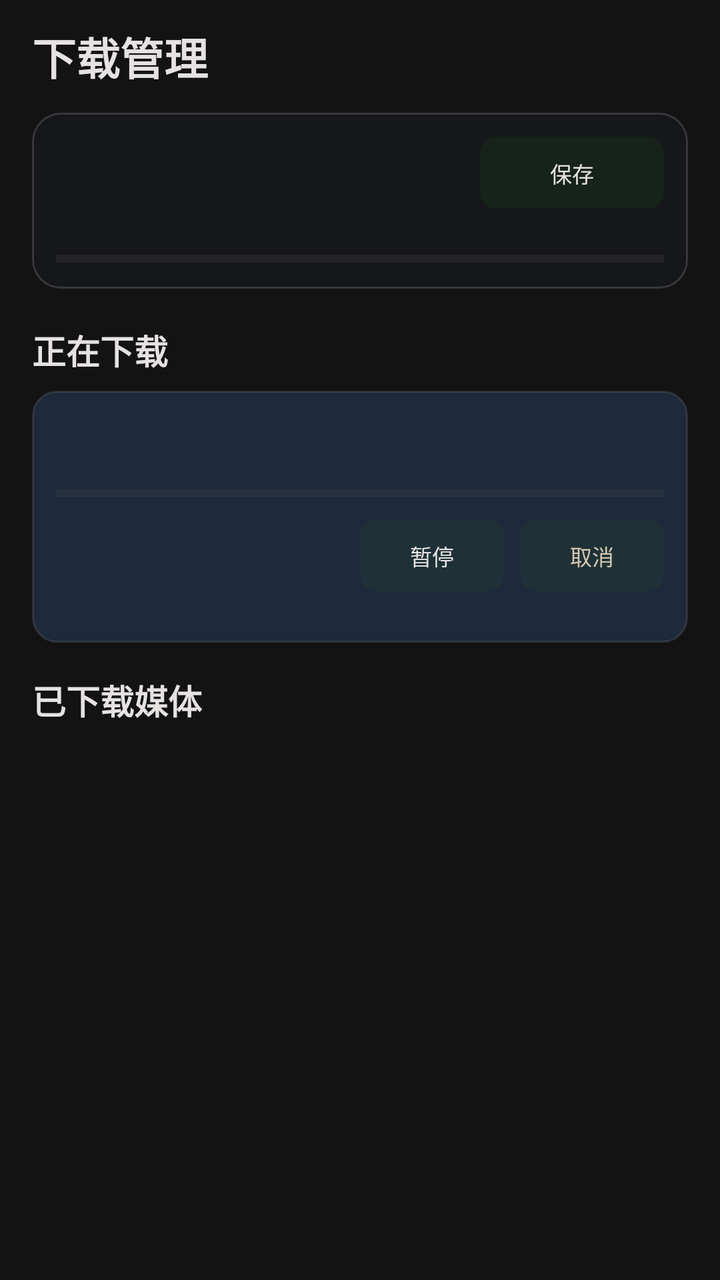
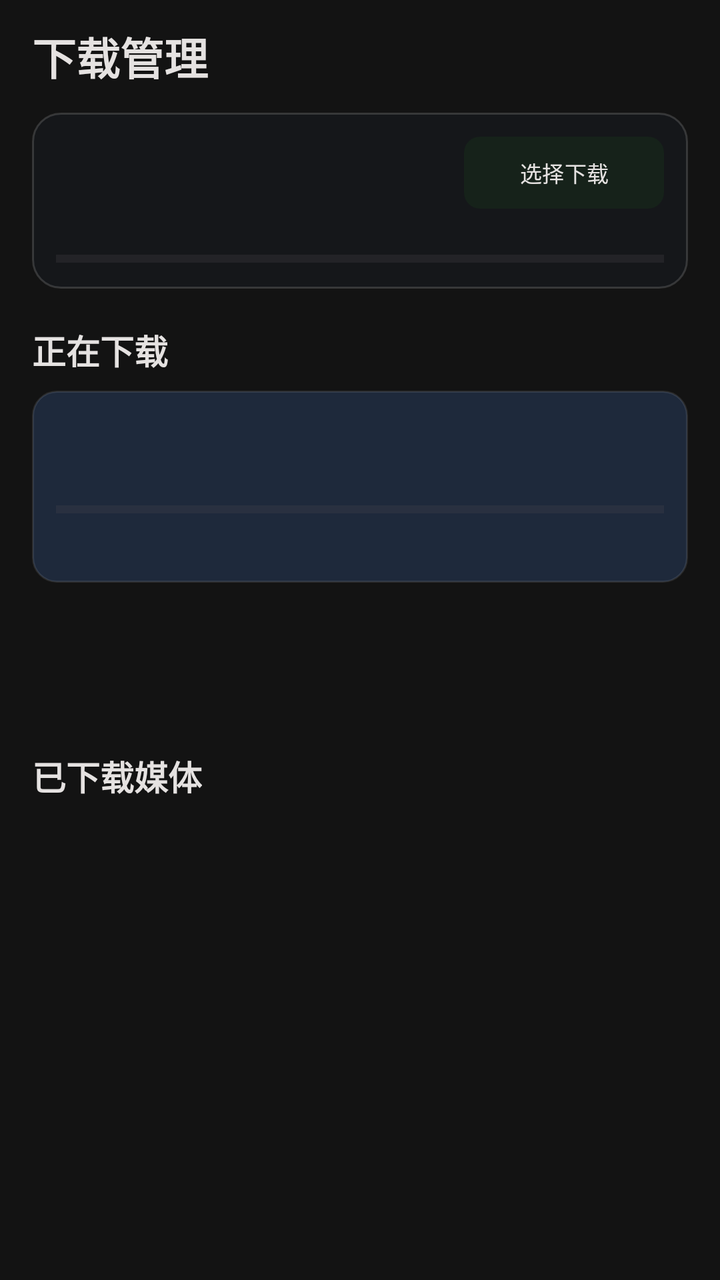

The first picture is an Android layout as it rendered before a commit; the second is the same layout after the commit. The layout source and the unified diff follow.
<!-- AndroidManifest.xml: another module's application theme Theme.YuanBaoTv -->
<!-- res/layout/activity_downloads.xml -->
<?xml version="1.0" encoding="utf-8"?>
<androidx.constraintlayout.widget.ConstraintLayout xmlns:android="http://schemas.android.com/apk/res/android"
    xmlns:app="http://schemas.android.com/apk/res-auto"
    android:layout_width="match_parent"
    android:layout_height="match_parent"
    android:background="@color/tv_bg_dark"
    android:paddingStart="16dp"
    android:paddingTop="12dp"
    android:paddingEnd="16dp">

    <TextView android:id="@+id/tv_title" android:layout_width="wrap_content" android:layout_height="wrap_content" android:text="@string/title_downloads" android:textColor="@color/tv_text_primary" android:textSize="22sp" android:textStyle="bold" app:layout_constraintStart_toStartOf="parent" app:layout_constraintTop_toTopOf="parent" />

    <androidx.constraintlayout.widget.ConstraintLayout
        android:id="@+id/card_storage_info"
        android:layout_width="0dp"
        android:layout_height="88dp"
        android:layout_marginTop="12dp"
        android:background="@drawable/bg_glass_card"
        android:padding="12dp"
        app:layout_constraintEnd_toEndOf="parent"
        app:layout_constraintStart_toStartOf="parent"
        app:layout_constraintTop_toBottomOf="@id/tv_title">
        <TextView android:id="@+id/tv_storage_label" android:layout_width="0dp" android:layout_height="wrap_content" android:ellipsize="end" android:maxLines="1" android:textColor="@color/tv_text_primary" android:textSize="13sp" android:textStyle="bold" app:layout_constraintEnd_toStartOf="@id/btn_select_storage" app:layout_constraintStart_toStartOf="parent" app:layout_constraintTop_toTopOf="parent" />
        <TextView android:id="@+id/tv_storage_capacity" android:layout_width="0dp" android:layout_height="wrap_content" android:layout_marginTop="4dp" android:ellipsize="end" android:maxLines="1" android:textColor="@color/tv_text_secondary" android:textSize="11sp" app:layout_constraintEnd_toEndOf="parent" app:layout_constraintStart_toStartOf="parent" app:layout_constraintTop_toBottomOf="@id/tv_storage_label" />
        <Button android:id="@+id/btn_select_storage" android:layout_width="92dp" android:layout_height="36dp" android:background="@drawable/bg_tv_button_focus" android:text="@string/btn_save" android:textColor="@color/tv_text_primary" android:textSize="11sp" app:layout_constraintEnd_toEndOf="parent" app:layout_constraintTop_toTopOf="parent" />
        <ProgressBar android:id="@+id/pb_storage" style="?android:attr/progressBarStyleHorizontal" android:layout_width="0dp" android:layout_height="6dp" android:max="100" android:progressTint="@color/tv_accent_cyan" app:layout_constraintBottom_toBottomOf="parent" app:layout_constraintEnd_toEndOf="parent" app:layout_constraintStart_toStartOf="parent" />
    </androidx.constraintlayout.widget.ConstraintLayout>

    <TextView android:id="@+id/tv_label_downloading" android:layout_width="wrap_content" android:layout_height="wrap_content" android:layout_marginTop="18dp" android:text="@string/section_downloading" android:textColor="@color/tv_text_primary" android:textSize="17sp" android:textStyle="bold" app:layout_constraintStart_toStartOf="parent" app:layout_constraintTop_toBottomOf="@id/card_storage_info" />

    <androidx.constraintlayout.widget.ConstraintLayout
        android:id="@+id/card_download_task"
        android:layout_width="0dp"
        android:layout_height="126dp"
        android:layout_marginTop="8dp"
        android:background="@drawable/bg_tv_focus_ring"
        android:focusable="true"
        android:padding="12dp"
        app:layout_constraintEnd_toEndOf="parent"
        app:layout_constraintStart_toStartOf="parent"
        app:layout_constraintTop_toBottomOf="@id/tv_label_downloading">
        <TextView android:id="@+id/tv_task_title" android:layout_width="0dp" android:layout_height="wrap_content" android:ellipsize="end" android:maxLines="1" android:textColor="@color/tv_text_primary" android:textSize="13sp" android:textStyle="bold" app:layout_constraintEnd_toEndOf="parent" app:layout_constraintStart_toStartOf="parent" app:layout_constraintTop_toTopOf="parent" />
        <TextView android:id="@+id/tv_task_speed" android:layout_width="0dp" android:layout_height="wrap_content" android:layout_marginTop="4dp" android:ellipsize="end" android:maxLines="1" android:textColor="@color/tv_accent_cyan" android:textSize="11sp" app:layout_constraintEnd_toEndOf="parent" app:layout_constraintStart_toStartOf="parent" app:layout_constraintTop_toBottomOf="@id/tv_task_title" />
        <ProgressBar android:id="@+id/pb_task" style="?android:attr/progressBarStyleHorizontal" android:layout_width="0dp" android:layout_height="6dp" android:max="100" android:progressTint="@color/tv_accent_blue" app:layout_constraintEnd_toEndOf="parent" app:layout_constraintStart_toStartOf="parent" app:layout_constraintTop_toBottomOf="@id/tv_task_speed" />
        <LinearLayout android:id="@+id/ll_task_actions" android:layout_width="wrap_content" android:layout_height="wrap_content" android:layout_marginTop="10dp" android:orientation="horizontal" app:layout_constraintEnd_toEndOf="parent" app:layout_constraintTop_toBottomOf="@id/pb_task">
            <Button android:id="@+id/btn_task_pause" android:layout_width="72dp" android:layout_height="36dp" android:background="@drawable/bg_tv_button_focus" android:text="@string/btn_pause" android:textColor="@color/tv_text_primary" android:textSize="11sp" />
            <Button android:id="@+id/btn_task_cancel" android:layout_width="72dp" android:layout_height="36dp" android:layout_marginStart="8dp" android:background="@drawable/bg_tv_button_focus" android:text="@string/btn_cancel" android:textColor="@color/tv_text_secondary" android:textSize="11sp" />
        </LinearLayout>
    </androidx.constraintlayout.widget.ConstraintLayout>

    <TextView android:id="@+id/tv_label_downloaded" android:layout_width="wrap_content" android:layout_height="wrap_content" android:layout_marginTop="16dp" android:text="@string/section_downloaded_gallery" android:textColor="@color/tv_text_primary" android:textSize="17sp" android:textStyle="bold" app:layout_constraintStart_toStartOf="parent" app:layout_constraintTop_toBottomOf="@id/card_download_task" />
    <androidx.recyclerview.widget.RecyclerView android:id="@+id/rv_downloaded" android:layout_width="0dp" android:layout_height="0dp" android:layout_marginTop="8dp" android:clipToPadding="false" android:orientation="horizontal" android:paddingBottom="16dp" android:scrollbars="none" app:layoutManager="androidx.recyclerview.widget.LinearLayoutManager" app:layout_constraintBottom_toBottomOf="parent" app:layout_constraintEnd_toEndOf="parent" app:layout_constraintStart_toStartOf="parent" app:layout_constraintTop_toBottomOf="@id/tv_label_downloaded" />
</androidx.constraintlayout.widget.ConstraintLayout>
<!-- resources referenced by this layout -->
<resources>
  <color name="tv_accent_blue">#38BDF8</color>
  <color name="tv_accent_cyan">#84F5E8</color>
  <color name="tv_bg_dark">#131313</color>
  <color name="tv_text_primary">#E5E2E1</color>
  <color name="tv_text_secondary">#D3C5AF</color>
  <!-- drawable bg_glass_card (drawable) -->
  <?xml version="1.0" encoding="utf-8"?>
  <shape xmlns:android="http://schemas.android.com/apk/res/android"
      android:shape="rectangle">
      <solid android:color="@color/tv_bg_glass" />
      <stroke android:width="1dp" android:color="#26FFFFFF" />
      <corners android:radius="14dp" />
  </shape>
  <!-- drawable bg_tv_button_focus (drawable) -->
  <?xml version="1.0" encoding="utf-8"?>
  <selector xmlns:android="http://schemas.android.com/apk/res/android">
      <item android:state_focused="true">
          <shape android:shape="rectangle">
              <solid android:color="@color/tv_accent_blue" />
              <stroke android:width="2dp" android:color="@color/tv_focus_ring" />
              <corners android:radius="8dp" />
          </shape>
      </item>
      <item>
          <shape android:shape="rectangle">
              <solid android:color="#26FFFFFF" />
              <corners android:radius="8dp" />
          </shape>
      </item>
  </selector>
  <!-- drawable bg_tv_focus_ring (drawable) -->
  <?xml version="1.0" encoding="utf-8"?>
  <selector xmlns:android="http://schemas.android.com/apk/res/android">
      <item android:state_focused="true">
          <shape android:shape="rectangle">
              <solid android:color="#263B82F6" />
              <stroke android:width="3dp" android:color="@color/tv_focus_ring" />
              <corners android:radius="12dp" />
          </shape>
      </item>
      <item>
          <shape android:shape="rectangle">
              <solid android:color="@color/tv_bg_card" />
              <stroke android:width="1dp" android:color="#1AFFFFFF" />
              <corners android:radius="12dp" />
          </shape>
      </item>
  </selector>
  <string name="btn_cancel">取消</string>
  <string name="btn_pause">暂停</string>
  <string name="btn_save">保存</string>
  <string name="section_downloaded_gallery">已下载媒体</string>
  <string name="section_downloading">正在下载</string>
  <string name="title_downloads">下载管理</string>
  <style name="Theme.YuanBaoTv" parent="Theme.Material3.DayNight.NoActionBar">
          <item name="colorPrimary">@color/primary</item>
          <item name="colorOnPrimary">@color/on_primary</item>
          <item name="android:statusBarColor">@android:color/transparent</item>
          <item name="android:navigationBarColor">@android:color/transparent</item>
          <item name="android:windowLightStatusBar">true</item>
          <item name="android:windowLightNavigationBar">true</item>
          <item name="android:enforceNavigationBarContrast">false</item>
      </style>
  <color name="tv_bg_glass">#331E293B</color>
  <color name="tv_focus_ring">#84F5E8</color>
  <color name="tv_bg_card">#1E293B</color>
  <color name="primary">#1B5E20</color>
  <color name="on_primary">#FFFFFF</color>
</resources>

<!-- the commit's change to res/layout/activity_downloads.xml (unified diff, before → after) -->
@@ -22,7 +22,7 @@
         app:layout_constraintTop_toBottomOf="@id/tv_title">
         <TextView android:id="@+id/tv_storage_label" android:layout_width="0dp" android:layout_height="wrap_content" android:ellipsize="end" android:maxLines="1" android:textColor="@color/tv_text_primary" android:textSize="13sp" android:textStyle="bold" app:layout_constraintEnd_toStartOf="@id/btn_select_storage" app:layout_constraintStart_toStartOf="parent" app:layout_constraintTop_toTopOf="parent" />
         <TextView android:id="@+id/tv_storage_capacity" android:layout_width="0dp" android:layout_height="wrap_content" android:layout_marginTop="4dp" android:ellipsize="end" android:maxLines="1" android:textColor="@color/tv_text_secondary" android:textSize="11sp" app:layout_constraintEnd_toEndOf="parent" app:layout_constraintStart_toStartOf="parent" app:layout_constraintTop_toBottomOf="@id/tv_storage_label" />
-        <Button android:id="@+id/btn_select_storage" android:layout_width="92dp" android:layout_height="36dp" android:background="@drawable/bg_tv_button_focus" android:text="@string/btn_save" android:textColor="@color/tv_text_primary" android:textSize="11sp" app:layout_constraintEnd_toEndOf="parent" app:layout_constraintTop_toTopOf="parent" />
+        <Button android:id="@+id/btn_select_storage" android:layout_width="100dp" android:layout_height="36dp" android:background="@drawable/bg_tv_button_focus" android:text="@string/storage_select_target" android:textColor="@color/tv_text_primary" android:textSize="11sp" app:layout_constraintEnd_toEndOf="parent" app:layout_constraintTop_toTopOf="parent" />
         <ProgressBar android:id="@+id/pb_storage" style="?android:attr/progressBarStyleHorizontal" android:layout_width="0dp" android:layout_height="6dp" android:max="100" android:progressTint="@color/tv_accent_cyan" app:layout_constraintBottom_toBottomOf="parent" app:layout_constraintEnd_toEndOf="parent" app:layout_constraintStart_toStartOf="parent" />
     </androidx.constraintlayout.widget.ConstraintLayout>
 
@@ -31,7 +31,7 @@
     <androidx.constraintlayout.widget.ConstraintLayout
         android:id="@+id/card_download_task"
         android:layout_width="0dp"
-        android:layout_height="126dp"
+        android:layout_height="96dp"
         android:layout_marginTop="8dp"
         android:background="@drawable/bg_tv_focus_ring"
         android:focusable="true"
@@ -41,13 +41,23 @@
         app:layout_constraintTop_toBottomOf="@id/tv_label_downloading">
         <TextView android:id="@+id/tv_task_title" android:layout_width="0dp" android:layout_height="wrap_content" android:ellipsize="end" android:maxLines="1" android:textColor="@color/tv_text_primary" android:textSize="13sp" android:textStyle="bold" app:layout_constraintEnd_toEndOf="parent" app:layout_constraintStart_toStartOf="parent" app:layout_constraintTop_toTopOf="parent" />
         <TextView android:id="@+id/tv_task_speed" android:layout_width="0dp" android:layout_height="wrap_content" android:layout_marginTop="4dp" android:ellipsize="end" android:maxLines="1" android:textColor="@color/tv_accent_cyan" android:textSize="11sp" app:layout_constraintEnd_toEndOf="parent" app:layout_constraintStart_toStartOf="parent" app:layout_constraintTop_toBottomOf="@id/tv_task_title" />
-        <ProgressBar android:id="@+id/pb_task" style="?android:attr/progressBarStyleHorizontal" android:layout_width="0dp" android:layout_height="6dp" android:max="100" android:progressTint="@color/tv_accent_blue" app:layout_constraintEnd_toEndOf="parent" app:layout_constraintStart_toStartOf="parent" app:layout_constraintTop_toBottomOf="@id/tv_task_speed" />
-        <LinearLayout android:id="@+id/ll_task_actions" android:layout_width="wrap_content" android:layout_height="wrap_content" android:layout_marginTop="10dp" android:orientation="horizontal" app:layout_constraintEnd_toEndOf="parent" app:layout_constraintTop_toBottomOf="@id/pb_task">
-            <Button android:id="@+id/btn_task_pause" android:layout_width="72dp" android:layout_height="36dp" android:background="@drawable/bg_tv_button_focus" android:text="@string/btn_pause" android:textColor="@color/tv_text_primary" android:textSize="11sp" />
-            <Button android:id="@+id/btn_task_cancel" android:layout_width="72dp" android:layout_height="36dp" android:layout_marginStart="8dp" android:background="@drawable/bg_tv_button_focus" android:text="@string/btn_cancel" android:textColor="@color/tv_text_secondary" android:textSize="11sp" />
-        </LinearLayout>
+        <ProgressBar android:id="@+id/pb_task" style="?android:attr/progressBarStyleHorizontal" android:layout_width="0dp" android:layout_height="6dp" android:layout_marginTop="8dp" android:max="100" android:progressTint="@color/tv_accent_blue" app:layout_constraintEnd_toEndOf="parent" app:layout_constraintStart_toStartOf="parent" app:layout_constraintTop_toBottomOf="@id/tv_task_speed" />
+        <Button android:id="@+id/btn_task_pause" android:visibility="gone" android:layout_width="1dp" android:layout_height="1dp" />
+        <Button android:id="@+id/btn_task_cancel" android:visibility="gone" android:layout_width="1dp" android:layout_height="1dp" />
     </androidx.constraintlayout.widget.ConstraintLayout>
 
-    <TextView android:id="@+id/tv_label_downloaded" android:layout_width="wrap_content" android:layout_height="wrap_content" android:layout_marginTop="16dp" android:text="@string/section_downloaded_gallery" android:textColor="@color/tv_text_primary" android:textSize="17sp" android:textStyle="bold" app:layout_constraintStart_toStartOf="parent" app:layout_constraintTop_toBottomOf="@id/card_download_task" />
+    <androidx.recyclerview.widget.RecyclerView
+        android:id="@+id/rv_download_tasks"
+        android:layout_width="0dp"
+        android:layout_height="164dp"
+        android:layout_marginTop="8dp"
+        android:clipToPadding="false"
+        android:scrollbars="none"
+        app:layoutManager="androidx.recyclerview.widget.LinearLayoutManager"
+        app:layout_constraintEnd_toEndOf="parent"
+        app:layout_constraintStart_toStartOf="parent"
+        app:layout_constraintTop_toBottomOf="@id/tv_label_downloading" />
+
+    <TextView android:id="@+id/tv_label_downloaded" android:layout_width="wrap_content" android:layout_height="wrap_content" android:layout_marginTop="16dp" android:text="@string/section_downloaded_gallery" android:textColor="@color/tv_text_primary" android:textSize="17sp" android:textStyle="bold" app:layout_constraintStart_toStartOf="parent" app:layout_constraintTop_toBottomOf="@id/rv_download_tasks" />
     <androidx.recyclerview.widget.RecyclerView android:id="@+id/rv_downloaded" android:layout_width="0dp" android:layout_height="0dp" android:layout_marginTop="8dp" android:clipToPadding="false" android:orientation="horizontal" android:paddingBottom="16dp" android:scrollbars="none" app:layoutManager="androidx.recyclerview.widget.LinearLayoutManager" app:layout_constraintBottom_toBottomOf="parent" app:layout_constraintEnd_toEndOf="parent" app:layout_constraintStart_toStartOf="parent" app:layout_constraintTop_toBottomOf="@id/tv_label_downloaded" />
 </androidx.constraintlayout.widget.ConstraintLayout>
<!-- resource entries referenced after the edit -->
@@ -48,11 +48,9 @@
           </shape>
       </item>
   </selector>
-  <string name="btn_cancel">取消</string>
-  <string name="btn_pause">暂停</string>
-  <string name="btn_save">保存</string>
   <string name="section_downloaded_gallery">已下载媒体</string>
   <string name="section_downloading">正在下载</string>
+  <string name="storage_select_target">选择下载位置</string>
   <string name="title_downloads">下载管理</string>
   <style name="Theme.YuanBaoTv" parent="Theme.Material3.DayNight.NoActionBar">
           <item name="colorPrimary">@color/primary</item>
@@ -60,8 +58,6 @@
           <item name="android:statusBarColor">@android:color/transparent</item>
           <item name="android:navigationBarColor">@android:color/transparent</item>
           <item name="android:windowLightStatusBar">true</item>
-          <item name="android:windowLightNavigationBar">true</item>
-          <item name="android:enforceNavigationBarContrast">false</item>
       </style>
   <color name="tv_bg_glass">#331E293B</color>
   <color name="tv_focus_ring">#84F5E8</color>
